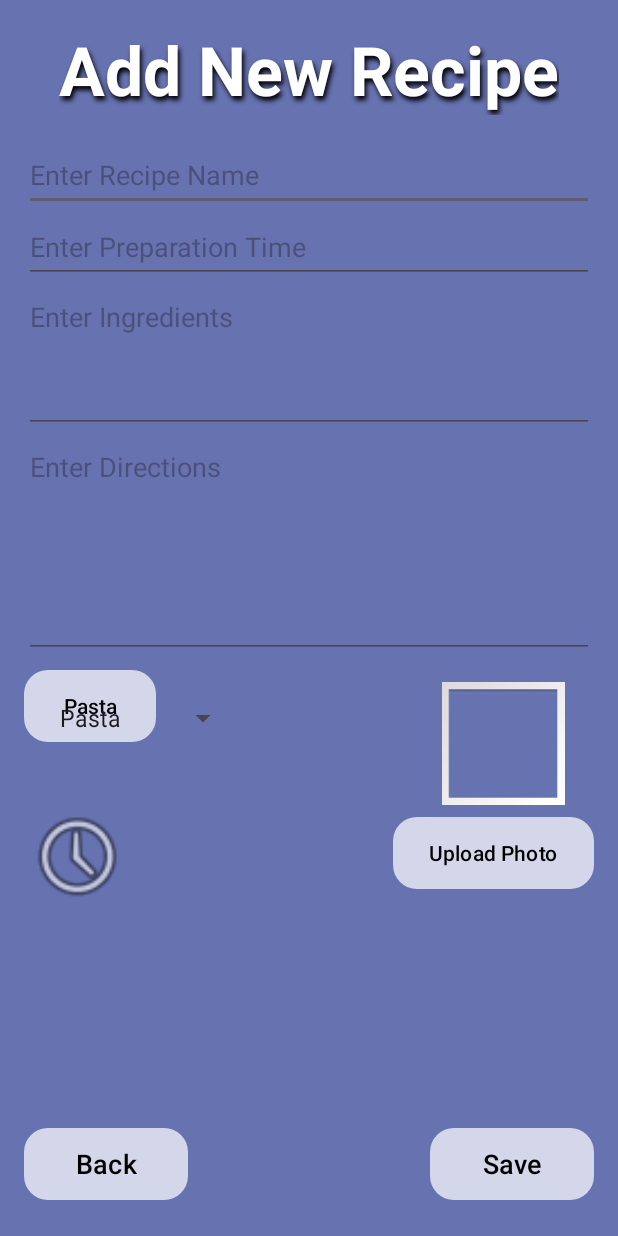
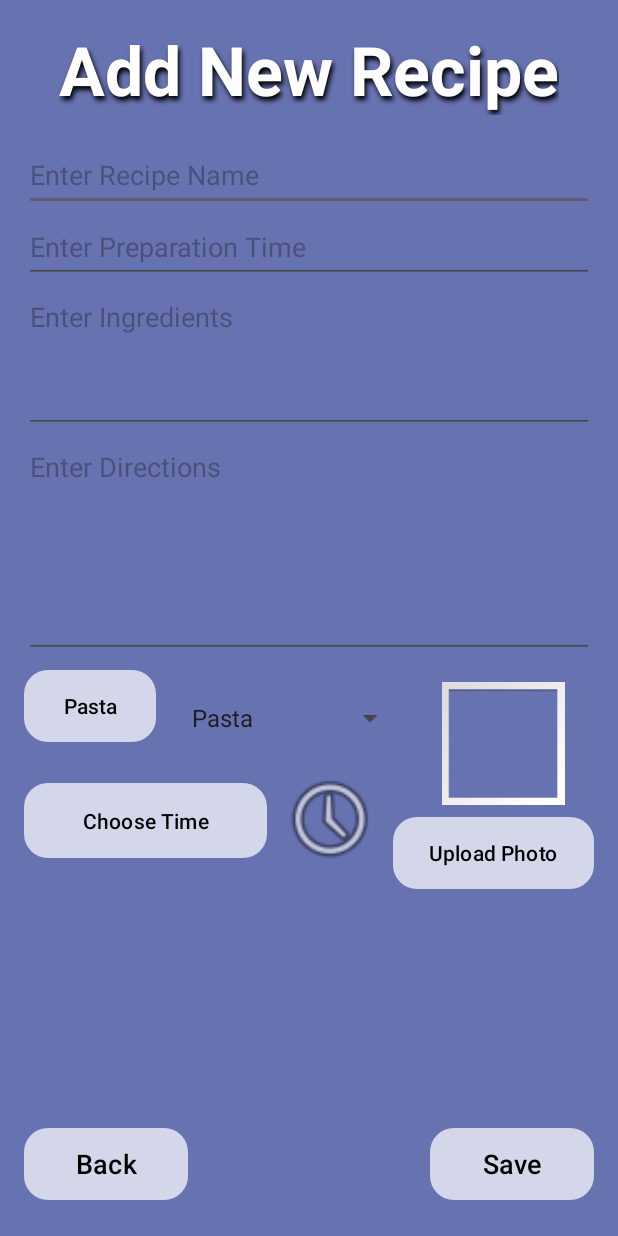
Before and after one commit to yarden7626/RecipeBook, an Android app: the AddActivity screen opened directly, with no data from a screen before it, on a phone screen of 412 x 824 dp. Run offline under Robolectric (Android 15) with nearby library versions, the phone set to English and light mode, and no system bars.

Commit message:
הוספתי כפתור להוספת טיימר למתכון וכפתור טיימר למסך הוספת מתכון חדש

```diff
--- a/app/src/main/res/layout/activity_add.xml
+++ b/app/src/main/res/layout/activity_add.xml
@@ -112,28 +112,41 @@
         android:layout_width="0dp"
         android:layout_height="wrap_content"
         android:layout_margin="16dp"
-        app:layout_constraintStart_toStartOf="@id/categoryButton"
+        app:layout_constraintStart_toEndOf="@id/categoryButton"
+        app:layout_constraintEnd_toStartOf="@id/addImage"
         android:layout_marginTop="16dp"
         app:layout_constraintTop_toBottomOf="@id/formContainer"
         android:minHeight="48dp"
          />
 
+    <!-- כפתור הוספת טיימר -->
+
+    <Button
+        android:id="@+id/AddTimer"
+        android:layout_width="162dp"
+        android:layout_height="50dp"
+        android:layout_marginStart="16dp"
+        android:layout_marginTop="27dp"
+        android:background="@drawable/button_background"
+        android:text="Choose Time"
+        app:layout_constraintStart_toStartOf="parent"
+        app:layout_constraintTop_toBottomOf="@id/categoryButton" />
     <!-- כפתור טיימר -->
-
-    <!-- כפתור שמירה -->
     <ImageButton
         android:id="@+id/timerButton"
-        android:layout_width="72dp"
-        android:layout_height="72dp"
-        android:layout_marginStart="16dp"
-        android:layout_marginTop="40dp"
+        android:layout_width="70dp"
+        android:layout_height="70dp"
+        android:layout_marginTop="8dp"
         android:background="?android:attr/selectableItemBackgroundBorderless"
         android:contentDescription="Set Timer"
         android:scaleType="fitCenter"
         android:src="@android:drawable/ic_menu_recent_history"
-        app:layout_constraintStart_toStartOf="parent"
-        app:layout_constraintTop_toBottomOf="@id/categoryButton" />
+        app:layout_constraintStart_toEndOf="@id/AddTimer"
+        app:layout_constraintEnd_toStartOf="@id/AddPhotoBtn"
+        app:layout_constraintTop_toBottomOf="@id/categorySpinner"
+        />
 
+    <!-- כפתור שמירה -->
     <Button
         android:id="@+id/saveButton"
         android:text="Save"
```
